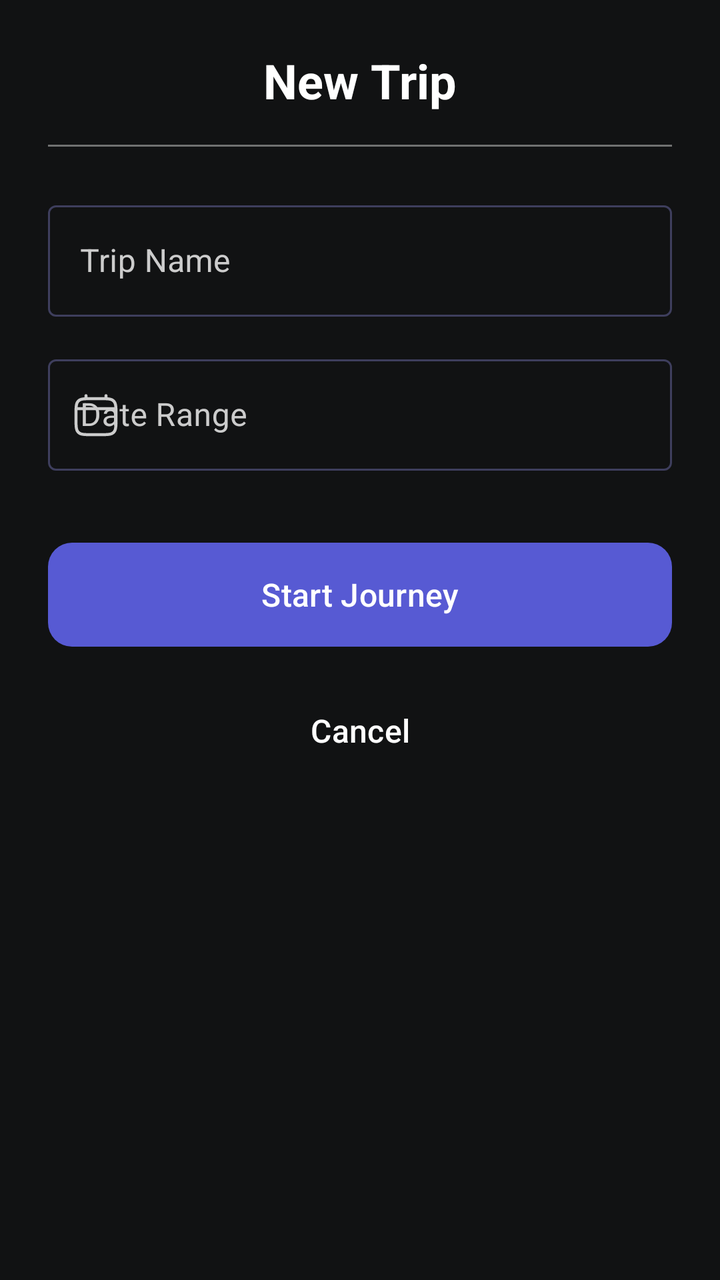
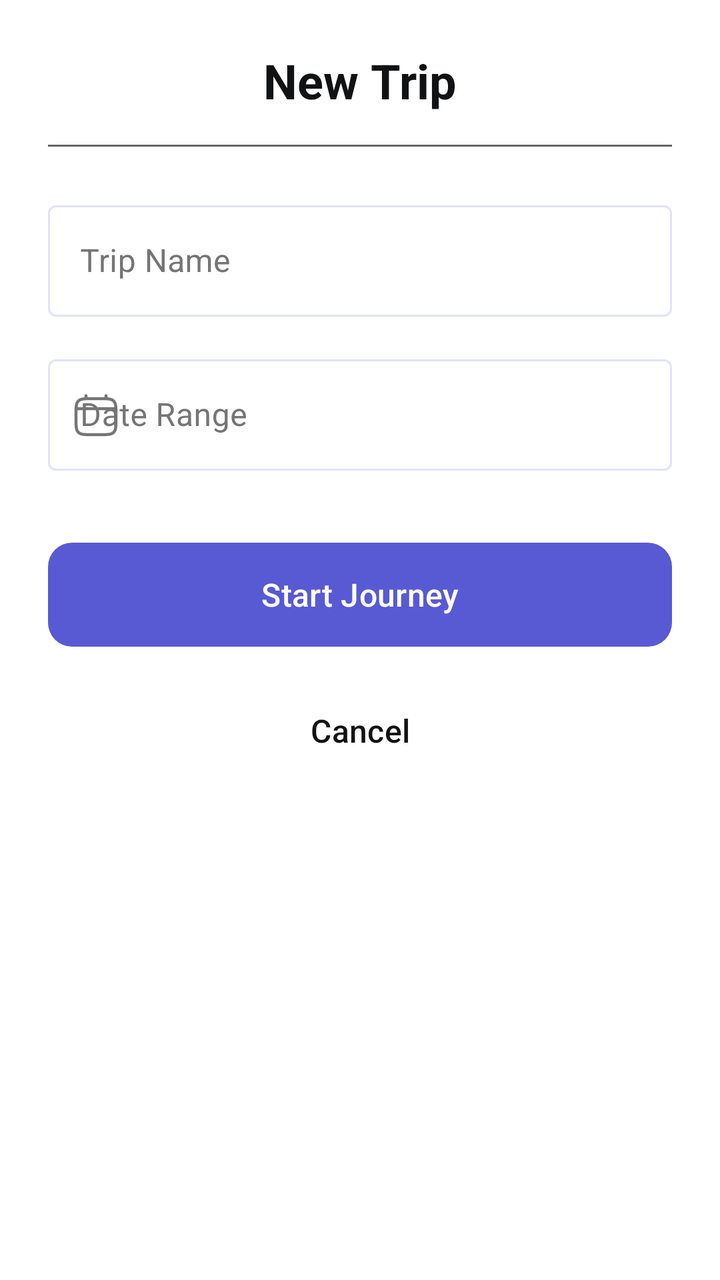

Compare the two renders of this Android layout. The source of the first and the diff that turns it into the second are given below.
<!-- AndroidManifest.xml: application theme Theme.SpaceAdvisor -->
<!-- res/layout/fragment_edit_trip.xml -->
<?xml version="1.0" encoding="utf-8"?>
<LinearLayout xmlns:android="http://schemas.android.com/apk/res/android"
    xmlns:app="http://schemas.android.com/apk/res-auto"
    android:layout_width="match_parent"
    android:layout_height="wrap_content"
    android:background="@color/layout_background_primary"
    android:orientation="vertical"
    android:padding="24dp">

    <TextView
        android:id="@+id/dialogTitle"
        android:layout_width="wrap_content"
        android:layout_height="wrap_content"
        android:layout_gravity="center"
        android:text="New Trip"
        android:textColor="@color/text_primary"
        android:textSize="24sp"
        android:textStyle="bold" />

    <View
        android:layout_width="match_parent"
        android:layout_height="1dp"
        android:layout_marginTop="16dp"
        android:background="@color/layout_background_transparent_white_40" />

    <com.google.android.material.textfield.TextInputLayout
        style="@style/Widget.MaterialComponents.TextInputLayout.OutlinedBox"
        android:layout_width="match_parent"
        android:layout_height="wrap_content"
        android:layout_marginTop="24dp"
        android:hint="Trip Name"
        android:textColorHint="@color/text_quaternary_light"
        app:boxStrokeColor="@color/edit_text_stroke_color"
        app:cursorColor="@color/icon_tertiary"
        app:hintTextColor="@color/text_quaternary_light">

        <com.google.android.material.textfield.TextInputEditText
            android:id="@+id/edit_text_name_edit_trip_fragment"
            android:layout_width="match_parent"
            android:layout_height="wrap_content"
            android:inputType="text"
            android:textColor="@color/text_primary"
            android:textColorHint="@color/text_quaternary_light" />
    </com.google.android.material.textfield.TextInputLayout>

    <com.google.android.material.textfield.TextInputLayout
        style="@style/Widget.MaterialComponents.TextInputLayout.OutlinedBox"
        android:layout_width="match_parent"
        android:layout_height="wrap_content"
        android:layout_marginTop="16dp"
        android:hint="Date Range"
        android:textColorHint="@color/text_quaternary_light"
        app:boxStrokeColor="@color/edit_text_stroke_color"
        app:cursorColor="@color/icon_tertiary"
        app:hintTextColor="@color/text_quaternary_light"
        app:startIconDrawable="@drawable/ic_calendar"
        app:startIconTint="@color/icon_quaternary">

        <com.google.android.material.textfield.TextInputEditText
            android:id="@+id/editStartDate"
            android:layout_width="match_parent"
            android:layout_height="wrap_content"
            android:clickable="true"
            android:focusable="false"
            android:inputType="none"
            android:textColor="@color/text_primary"
            android:textColorHint="@color/text_quaternary_light" />
        />
    </com.google.android.material.textfield.TextInputLayout>

    <com.google.android.material.button.MaterialButton
        android:id="@+id/save_new_trip_btn"
        android:layout_width="match_parent"
        android:layout_height="60dp"
        android:layout_marginTop="32dp"
        android:text="Start Journey"
        android:textColor="@color/text_primary"
        android:textSize="16sp"
        app:backgroundTint="@color/btn_fill_tertiary"
        app:cornerRadius="12dp" />

    <com.google.android.material.button.MaterialButton
        android:id="@+id/cancel_new_trip_btn"
        style="@style/Widget.Material3.Button.TextButton"
        android:layout_width="match_parent"
        android:layout_height="60dp"
        android:layout_marginTop="8dp"
        android:text="Cancel"
        android:textColor="@color/text_primary"
        android:textSize="16sp" />

</LinearLayout>
<!-- resources referenced by this layout -->
<resources>
  <color name="btn_fill_tertiary">@color/space_purple</color>
  <color name="icon_quaternary">@color/gray_light</color>
  <color name="icon_tertiary">@color/space_purple</color>
  <color name="layout_background_primary">@color/deep_black</color>
  <color name="layout_background_transparent_white_40">@color/transparent_white_40</color>
  <color name="text_primary">@color/white</color>
  <color name="text_quaternary_light">@color/gray_light</color>
  <!-- drawable ic_calendar: vector/xml drawable (drawable, 2485 chars, omitted) -->
  <style name="Theme.SpaceAdvisor" parent="Base.Theme.SpaceAdvisor" />
  <color name="space_purple">#575AD3</color>
  <color name="gray_light">#CCCCCC</color>
  <color name="deep_black">#111213</color>
  <color name="transparent_white_40">#66FFFFFF</color>
  <color name="white">#FFFFFFFF</color>
  <style name="Base.Theme.SpaceAdvisor" parent="Theme.Material3.DayNight.NoActionBar">
          
      </style>
</resources>

<!-- the commit's change to res/layout/fragment_edit_trip.xml (unified diff, before → after) -->
@@ -3,7 +3,7 @@
     xmlns:app="http://schemas.android.com/apk/res-auto"
     android:layout_width="match_parent"
     android:layout_height="wrap_content"
-    android:background="@color/layout_background_primary"
+    android:background="@color/background"
     android:orientation="vertical"
     android:padding="24dp">
 
@@ -13,7 +13,7 @@
         android:layout_height="wrap_content"
         android:layout_gravity="center"
         android:text="New Trip"
-        android:textColor="@color/text_primary"
+        android:textColor="@color/title"
         android:textSize="24sp"
         android:textStyle="bold" />
 
@@ -21,7 +21,7 @@
         android:layout_width="match_parent"
         android:layout_height="1dp"
         android:layout_marginTop="16dp"
-        android:background="@color/layout_background_transparent_white_40" />
+        android:background="@color/divider" />
 
     <com.google.android.material.textfield.TextInputLayout
         style="@style/Widget.MaterialComponents.TextInputLayout.OutlinedBox"
@@ -29,18 +29,18 @@
         android:layout_height="wrap_content"
         android:layout_marginTop="24dp"
         android:hint="Trip Name"
-        android:textColorHint="@color/text_quaternary_light"
-        app:boxStrokeColor="@color/edit_text_stroke_color"
-        app:cursorColor="@color/icon_tertiary"
-        app:hintTextColor="@color/text_quaternary_light">
+        android:textColorHint="@color/text_input_hint"
+        app:boxStrokeColor="@color/text_input_stroke"
+        app:cursorColor="?attr/customColorPrimary"
+        app:hintTextColor="@color/text_input_hint">
 
         <com.google.android.material.textfield.TextInputEditText
             android:id="@+id/edit_text_name_edit_trip_fragment"
             android:layout_width="match_parent"
             android:layout_height="wrap_content"
             android:inputType="text"
-            android:textColor="@color/text_primary"
-            android:textColorHint="@color/text_quaternary_light" />
+            android:textColor="@color/text_input"
+            android:textColorHint="@color/text_input_hint" />
     </com.google.android.material.textfield.TextInputLayout>
 
     <com.google.android.material.textfield.TextInputLayout
@@ -49,12 +49,12 @@
         android:layout_height="wrap_content"
         android:layout_marginTop="16dp"
         android:hint="Date Range"
-        android:textColorHint="@color/text_quaternary_light"
-        app:boxStrokeColor="@color/edit_text_stroke_color"
-        app:cursorColor="@color/icon_tertiary"
-        app:hintTextColor="@color/text_quaternary_light"
+        android:textColorHint="@color/text_input_hint"
+        app:boxStrokeColor="@color/text_input_stroke"
+        app:cursorColor="?attr/customColorPrimary"
+        app:hintTextColor="@color/text_input_hint"
         app:startIconDrawable="@drawable/ic_calendar"
-        app:startIconTint="@color/icon_quaternary">
+        app:startIconTint="@color/text_input_hint">
 
         <com.google.android.material.textfield.TextInputEditText
             android:id="@+id/editStartDate"
@@ -63,8 +63,8 @@
             android:clickable="true"
             android:focusable="false"
             android:inputType="none"
-            android:textColor="@color/text_primary"
-            android:textColorHint="@color/text_quaternary_light" />
+            android:textColor="@color/text_input"
+            android:textColorHint="@color/text_input_hint" />
         />
     </com.google.android.material.textfield.TextInputLayout>
 
@@ -74,9 +74,9 @@
         android:layout_height="60dp"
         android:layout_marginTop="32dp"
         android:text="Start Journey"
-        android:textColor="@color/text_primary"
+        android:textColor="@color/on_primary"
         android:textSize="16sp"
-        app:backgroundTint="@color/btn_fill_tertiary"
+        app:backgroundTint="?attr/customColorPrimary"
         app:cornerRadius="12dp" />
 
     <com.google.android.material.button.MaterialButton
@@ -86,7 +86,7 @@
         android:layout_height="60dp"
         android:layout_marginTop="8dp"
         android:text="Cancel"
-        android:textColor="@color/text_primary"
+        android:textColor="@color/secondary"
         android:textSize="16sp" />
 
 </LinearLayout>
<!-- resource entries referenced after the edit -->
@@ -1,21 +1,40 @@
 <!-- resources referenced by this layout -->
 <resources>
-  <color name="btn_fill_tertiary">@color/space_purple</color>
-  <color name="icon_quaternary">@color/gray_light</color>
-  <color name="icon_tertiary">@color/space_purple</color>
-  <color name="layout_background_primary">@color/deep_black</color>
-  <color name="layout_background_transparent_white_40">@color/transparent_white_40</color>
-  <color name="text_primary">@color/white</color>
-  <color name="text_quaternary_light">@color/gray_light</color>
+  <color name="background">@color/white</color>
+  <color name="divider">@color/transparent_black_60</color>
+  <color name="on_primary">@color/white</color>
+  <color name="secondary">@color/deep_black</color>
+  <color name="text_input">@color/secondary</color>
+  <color name="text_input_hint">@color/gray_dark</color>
+  <color name="title">@color/secondary</color>
   <!-- drawable ic_calendar: vector/xml drawable (drawable, 2485 chars, omitted) -->
-  <style name="Theme.SpaceAdvisor" parent="Base.Theme.SpaceAdvisor" />
+  <style name="Theme.SpaceAdvisor" parent="Base.Theme.SpaceAdvisor">
+          <item name="colorPrimary">@color/primary</item>
+          <item name="customColorPrimary">@color/primary</item>
+          <item name="customColorPrimaryGlow">@color/primary_glow</item>
+          <item name="customColorPrimaryFaded">@color/primary_faded</item>
+          <item name="customColorPrimaryLight">@color/primary_light</item>
+          <item name="customColorPrimaryVariant">@color/primary_variant</item>
+          <item name="customColorPrimaryVariantFaded">@color/primary_variant_faded</item>
+      </style>
   <color name="space_purple">#575AD3</color>
-  <color name="gray_light">#CCCCCC</color>
+  <color name="space_purple_glow">#48575AD3</color>
+  <color name="space_purple_faded">#50A0A0FF</color>
+  <color name="space_purple_light">#A0A0FF</color>
+  <color name="space_pink">#AE52D4</color>
+  <color name="space_pink_faded">#20AE52D4</color>
   <color name="deep_black">#111213</color>
-  <color name="transparent_white_40">#66FFFFFF</color>
+  <color name="gray_dark">#757575</color>
   <color name="white">#FFFFFFFF</color>
+  <color name="transparent_black_60">#9A000000</color>
   <style name="Base.Theme.SpaceAdvisor" parent="Theme.Material3.DayNight.NoActionBar">
-          
+          <item name="colorPrimary">@color/primary</item>
       </style>
+  <color name="primary">@color/space_purple</color>
+  <color name="primary_glow">@color/space_purple_glow</color>
+  <color name="primary_faded">@color/space_purple_faded</color>
+  <color name="primary_light">@color/space_purple_light</color>
+  <color name="primary_variant">@color/space_pink</color>
+  <color name="primary_variant_faded">@color/space_pink_faded</color>
 </resources>
 
